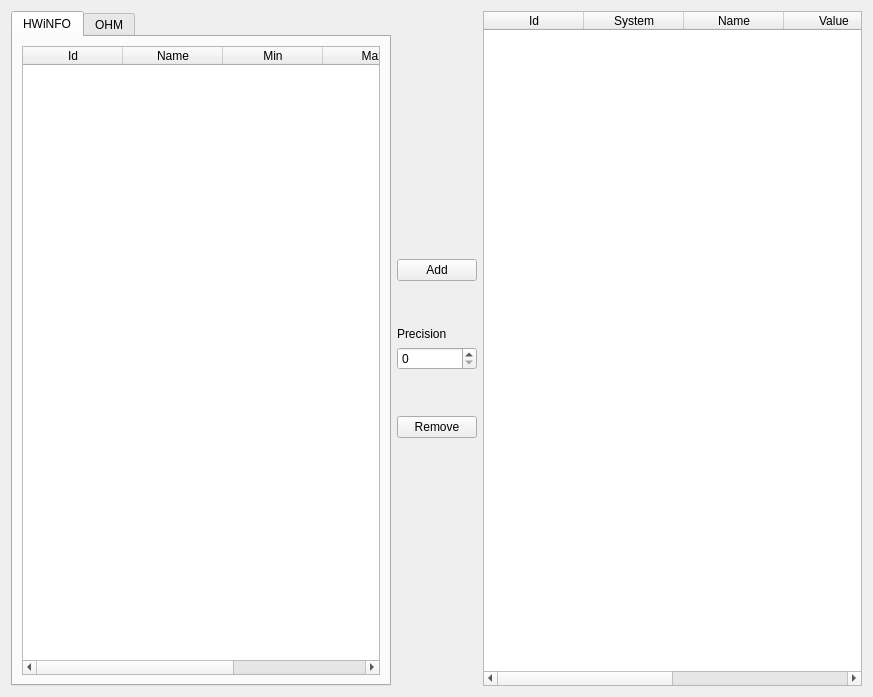
Qt form Hardware Monitor Applet/GUI/DataPageWidget.ui (jimmyd-be/Hardware-Monitor-Applet) before a commit.
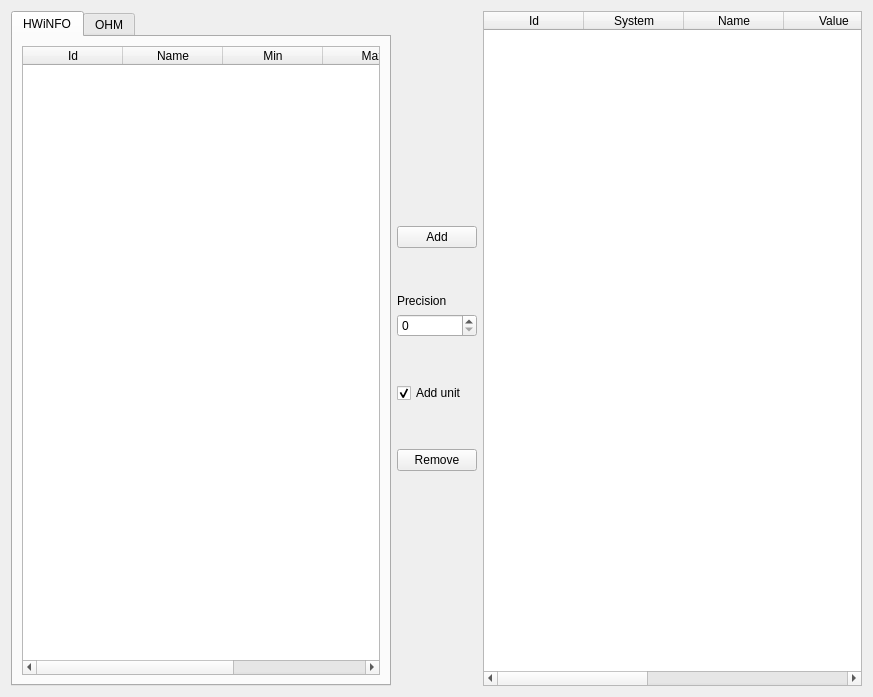
The same form after that commit.

Commit message:
Add unit to wizard and to query translation HWiNFO.
Fixed some bugs with cppcheck

The edit to the form file:
```diff
--- a/Hardware Monitor Applet/GUI/DataPageWidget.ui
+++ b/Hardware Monitor Applet/GUI/DataPageWidget.ui
@@ -167,6 +167,32 @@
        </property>
       </spacer>
      </item>
+     <item>
+      <widget class="QCheckBox" name="unit_checkBox">
+       <property name="text">
+        <string>Add unit</string>
+       </property>
+       <property name="checked">
+        <bool>true</bool>
+       </property>
+      </widget>
+     </item>
+     <item>
+      <spacer name="verticalSpacer_5">
+       <property name="orientation">
+        <enum>Qt::Vertical</enum>
+       </property>
+       <property name="sizeType">
+        <enum>QSizePolicy::Maximum</enum>
+       </property>
+       <property name="sizeHint" stdset="0">
+        <size>
+         <width>20</width>
+         <height>40</height>
+        </size>
+       </property>
+      </spacer>
+     </item>
      <item>
       <widget class="QPushButton" name="Remove_pushButton">
        <property name="text">
@@ -230,6 +256,11 @@
        <string>Symbol</string>
       </property>
      </column>
+     <column>
+      <property name="text">
+       <string>Add unit</string>
+      </property>
+     </column>
     </widget>
    </item>
   </layout>
```
The commit also changes 17 other files.
